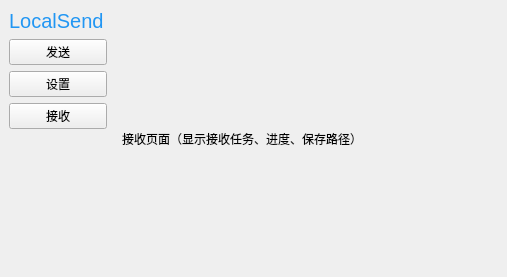
Before: the Qt Designer form LanFileTransfer/mainwindow.ui in ynyooy/LanFileTransfer, drawn with Qt 5.
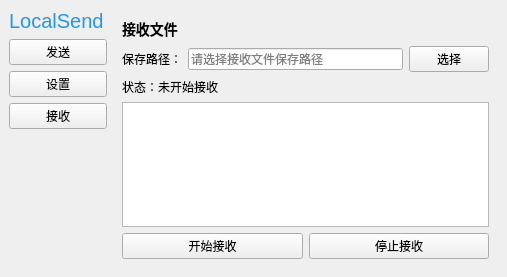
After: the same form once the commit is applied. The open tabs and pages were chosen to show the change.

Commit message: 完善接收页面

```diff
--- a/LanFileTransfer/mainwindow.ui
+++ b/LanFileTransfer/mainwindow.ui
@@ -151,12 +151,65 @@
       <widget class="QWidget" name="pageReceive">
        <layout class="QVBoxLayout">
         <item>
-         <widget class="QLabel" name="label_receive">
+         <widget class="QLabel" name="lblReceiveTitle">
           <property name="text">
-           <string>接收页面（显示接收任务、进度、保存路径）</string>
+           <string>&lt;h3&gt;接收文件&lt;/h3&gt;</string>
           </property>
          </widget>
         </item>
+        <item>
+         <layout class="QHBoxLayout">
+          <item>
+           <widget class="QLabel" name="label">
+            <property name="text">
+             <string>保存路径：</string>
+            </property>
+           </widget>
+          </item>
+          <item>
+           <widget class="QLineEdit" name="editSavePath">
+            <property name="placeholderText">
+             <string>请选择接收文件保存路径</string>
+            </property>
+           </widget>
+          </item>
+          <item>
+           <widget class="QPushButton" name="btnChooseSavePath">
+            <property name="text">
+             <string>选择</string>
+            </property>
+           </widget>
+          </item>
+         </layout>
+        </item>
+        <item>
+         <widget class="QLabel" name="lblReceiveStatus">
+          <property name="text">
+           <string>状态：未开始接收</string>
+          </property>
+         </widget>
+        </item>
+        <item>
+         <widget class="QListView" name="receiveListView"/>
+        </item>
+        <item>
+         <layout class="QHBoxLayout">
+          <item>
+           <widget class="QPushButton" name="btnStartReceive">
+            <property name="text">
+             <string>开始接收</string>
+            </property>
+           </widget>
+          </item>
+          <item>
+           <widget class="QPushButton" name="btnStopReceive">
+            <property name="text">
+             <string>停止接收</string>
+            </property>
+           </widget>
+          </item>
+         </layout>
+        </item>
        </layout>
       </widget>
       <widget class="QWidget" name="pageSettings">
```
Left out of the diff: 6 changed lines with no effect on the pictures.
